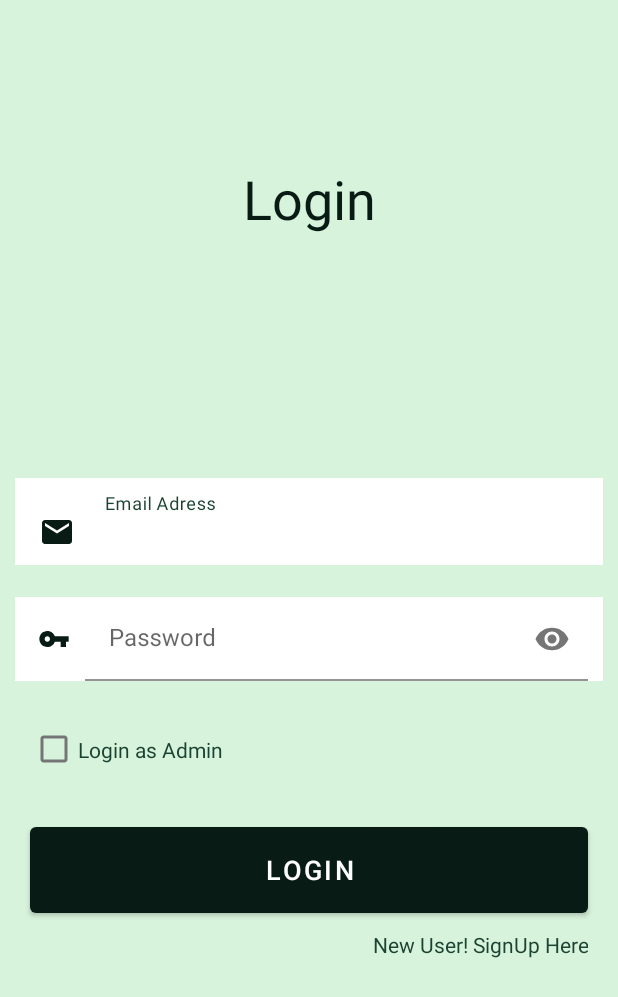
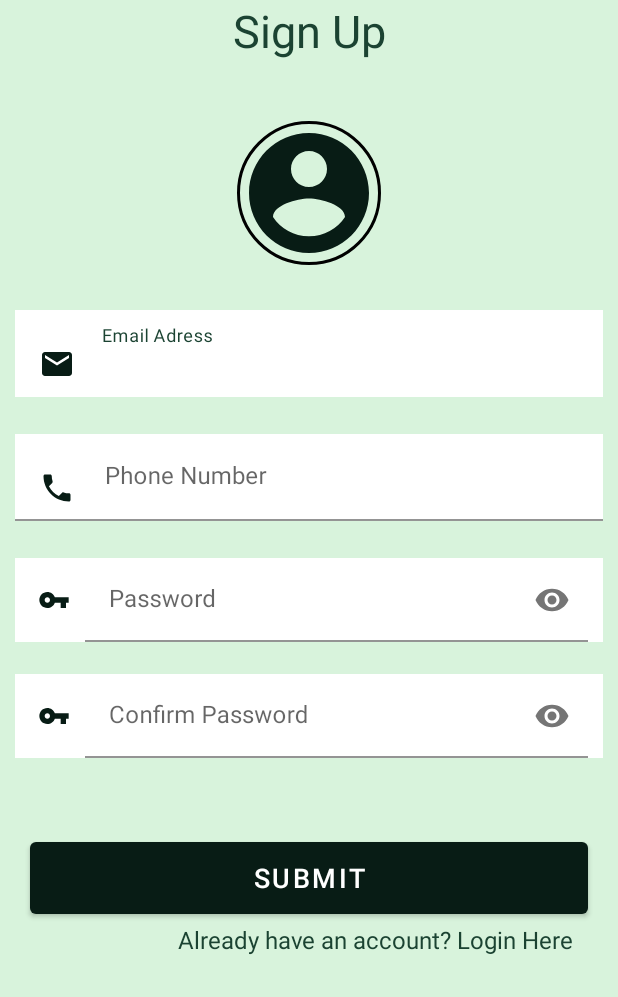
Before and after one commit to Rajath2000/InFarmio, an Android app: the screen it shows after launch (Login before the commit, Signup after it), on a phone screen of 412 x 824 dp. Shown: the top 997 px of the screen. Run offline under Robolectric (Android 15) with nearby library versions, the light colour scheme and no system bars; our stand-ins replace CircleImageView.

Commit message:
change manifest

```diff
--- a/app/build.gradle
+++ b/app/build.gradle
@@ -38,5 +38,8 @@ dependencies {
     androidTestImplementation 'androidx.test.espresso:espresso-core:3.3.0'
 
     //Button Dependency
-    compile 'com.github.ksoichiro:richbuttons:0.1.1@aar'
+    implementation 'com.github.ksoichiro:richbuttons:0.1.1@aar'
+
+    //Rounded image
+    implementation 'de.hdodenhof:circleimageview:3.1.0'
 }
--- a/app/src/main/AndroidManifest.xml
+++ b/app/src/main/AndroidManifest.xml
@@ -9,10 +9,10 @@
         android:roundIcon="@mipmap/ic_launcher_round"
         android:supportsRtl="true"
         android:theme="@style/Theme.InFarmio">
+        <activity android:name=".MainActivity"></activity>
+        <activity android:name=".Login"></activity>
 
-
-            <activity android:name=".MainActivity"> </activity>
-                <activity android:name=".Login">
+        <activity android:name=".Signup">
             <intent-filter>
                 <action android:name="android.intent.action.MAIN" />
 
--- /dev/null
+++ b/app/src/main/java/com/example/infarmio/Signup.java
@@ -0,0 +1,14 @@
+package com.example.infarmio;
+
+import androidx.appcompat.app.AppCompatActivity;
+
+import android.os.Bundle;
+
+public class Signup extends AppCompatActivity {
+
+    @Override
+    protected void onCreate(Bundle savedInstanceState) {
+        super.onCreate(savedInstanceState);
+        setContentView(R.layout.activity_signup);
+    }
+}
--- /dev/null
+++ b/app/src/main/res/drawable/ic_baseline_account_circle_24.xml
@@ -0,0 +1,5 @@
+<vector android:height="64dp" android:tint="#081C15"
+    android:viewportHeight="24" android:viewportWidth="24"
+    android:width="64dp" xmlns:android="http://schemas.android.com/apk/res/android">
+    <path android:fillColor="@android:color/white" android:pathData="M12,2C6.48,2 2,6.48 2,12s4.48,10 10,10 10,-4.48 10,-10S17.52,2 12,2zM12,5c1.66,0 3,1.34 3,3s-1.34,3 -3,3 -3,-1.34 -3,-3 1.34,-3 3,-3zM12,19.2c-2.5,0 -4.71,-1.28 -6,-3.22 0.03,-1.99 4,-3.08 6,-3.08 1.99,0 5.97,1.09 6,3.08 -1.29,1.94 -3.5,3.22 -6,3.22z"/>
+</vector>
--- /dev/null
+++ b/app/src/main/res/drawable/ic_baseline_phone_24.xml
@@ -0,0 +1,5 @@
+<vector android:height="24dp" android:tint="#081C15"
+    android:viewportHeight="24" android:viewportWidth="24"
+    android:width="24dp" xmlns:android="http://schemas.android.com/apk/res/android">
+    <path android:fillColor="@android:color/white" android:pathData="M6.62,10.79c1.44,2.83 3.76,5.14 6.59,6.59l2.2,-2.2c0.27,-0.27 0.67,-0.36 1.02,-0.24 1.12,0.37 2.33,0.57 3.57,0.57 0.55,0 1,0.45 1,1V20c0,0.55 -0.45,1 -1,1 -9.39,0 -17,-7.61 -17,-17 0,-0.55 0.45,-1 1,-1h3.5c0.55,0 1,0.45 1,1 0,1.25 0.2,2.45 0.57,3.57 0.11,0.35 0.03,0.74 -0.25,1.02l-2.2,2.2z"/>
+</vector>
--- a/app/src/main/res/layout/activity_login.xml
+++ b/app/src/main/res/layout/activity_login.xml
@@ -141,7 +141,7 @@
                 app:backgroundTint="#081C15" />
 
             <TextView
-                android:id="@+id/textView2"
+                android:id="@+id/Login_redirecttosignup"
                 android:layout_width="match_parent"
                 android:layout_height="wrap_content"
                 android:layout_marginStart="20dp"
--- /dev/null
+++ b/app/src/main/res/layout/activity_signup.xml
@@ -0,0 +1,208 @@
+<?xml version="1.0" encoding="utf-8"?>
+<LinearLayout xmlns:android="http://schemas.android.com/apk/res/android"
+    xmlns:app="http://schemas.android.com/apk/res-auto"
+    xmlns:tools="http://schemas.android.com/tools"
+    android:layout_width="match_parent"
+    android:layout_height="match_parent"
+    android:background="@color/light_green"
+    android:orientation="vertical"
+    android:weightSum="100"
+    tools:context=".Signup">
+
+    <TextView
+        android:id="@+id/Signup_label"
+        android:layout_width="match_parent"
+        android:layout_height="wrap_content"
+        android:layout_marginBottom="10dp"
+        android:gravity="center"
+        android:text="Sign Up"
+        android:textColor="@color/text_color"
+        android:textSize="30sp" />
+
+    <LinearLayout
+        android:layout_width="match_parent"
+        android:layout_height="match_parent"
+        android:layout_weight="95"
+        android:gravity="center_horizontal"
+        android:orientation="vertical"
+        android:weightSum="100">
+
+        <de.hdodenhof.circleimageview.CircleImageView
+            android:id="@+id/profile_image"
+            android:layout_width="96dp"
+            android:layout_height="96dp"
+            android:layout_margin="30dp"
+            android:src="@drawable/ic_baseline_account_circle_24"
+            app:civ_border_color="#FF000000"
+            app:civ_border_width="2dp" />
+
+        <com.google.android.material.textfield.TextInputLayout
+            android:layout_width="match_parent"
+            android:layout_height="wrap_content"
+            android:layout_marginStart="10dp"
+            android:layout_marginLeft="10dp"
+            android:layout_marginEnd="10dp"
+            android:layout_marginRight="10dp"
+            android:layout_weight="10"
+            app:boxBackgroundColor="#FFFFFF"
+            app:boxStrokeColor="#FFFFFF"
+            app:hintTextColor="#1B4332">
+
+            <com.google.android.material.textfield.TextInputEditText
+                android:id="@+id/Signup_email"
+                android:layout_width="match_parent"
+                android:layout_height="wrap_content"
+                android:background="#FFFFFF"
+                android:drawableLeft="@drawable/ic_baseline_email_24"
+                android:drawablePadding="18dp"
+                android:hint="Email Adress"
+                android:inputType="textEmailAddress"
+                android:textColorHint="#FFFFFF" />
+        </com.google.android.material.textfield.TextInputLayout>
+
+        <com.google.android.material.textfield.TextInputLayout
+            android:layout_width="match_parent"
+            android:layout_height="wrap_content"
+            android:layout_marginStart="10dp"
+            android:layout_marginLeft="10dp"
+            android:layout_marginEnd="10dp"
+            android:layout_marginRight="10dp"
+            android:layout_weight="10"
+            app:boxBackgroundColor="#FFFFFF"
+            app:boxStrokeColor="#FFFFFF"
+            app:hintTextColor="#1B4332">
+
+            <com.google.android.material.textfield.TextInputEditText
+                android:id="@+id/Signup_phone"
+                android:layout_width="match_parent"
+                android:layout_height="wrap_content"
+                android:background="#FFFFFF"
+                android:drawableLeft="@drawable/ic_baseline_phone_24"
+                android:drawablePadding="20dp"
+                android:hint="Phone Number"
+                android:inputType="phone"
+                android:textColorHint="#FFFFFF" />
+        </com.google.android.material.textfield.TextInputLayout>
+
+        <LinearLayout
+            android:layout_width="match_parent"
+            android:layout_height="wrap_content"
+            android:layout_marginStart="10dp"
+            android:layout_marginLeft="10dp"
+            android:layout_marginEnd="10dp"
+            android:layout_marginRight="10dp"
+            android:background="#FFFFFF"
+            android:orientation="horizontal"
+            android:weightSum="100">
+
+            <ImageView
+                android:layout_width="wrap_content"
+                android:layout_height="match_parent"
+                android:layout_marginStart="15dp"
+                android:layout_marginLeft="15dp"
+                android:layout_weight="20"
+                app:srcCompat="@drawable/ic_baseline_vpn_key_24"
+                tools:ignore="VectorDrawableCompat" />
+
+            <com.google.android.material.textfield.TextInputLayout
+                android:layout_width="match_parent"
+                android:layout_height="wrap_content"
+                android:layout_marginStart="10dp"
+                android:layout_marginLeft="10dp"
+                android:layout_marginEnd="10dp"
+                android:layout_marginRight="10dp"
+                android:layout_weight="80"
+                app:boxBackgroundColor="#FFFFFF"
+                app:boxStrokeColor="#FFFFFF"
+                app:hintTextColor="#1B4332"
+                app:passwordToggleEnabled="true">
+
+                <com.google.android.material.textfield.TextInputEditText
+                    android:id="@+id/Signup_password"
+                    android:layout_width="match_parent"
+                    android:layout_height="match_parent"
+                    android:layout_weight="80"
+                    android:background="#FFFFFF"
+                    android:hint="Password"
+                    android:inputType="textPassword"
+                    android:password="false" />
+
+            </com.google.android.material.textfield.TextInputLayout>
+        </LinearLayout>
+
+        <LinearLayout
+            android:layout_width="match_parent"
+            android:layout_height="wrap_content"
+            android:layout_marginStart="10dp"
+            android:layout_marginLeft="10dp"
+            android:layout_marginTop="21dp"
+            android:layout_marginEnd="10dp"
+            android:layout_marginRight="10dp"
+            android:background="#FFFFFF"
+            android:orientation="horizontal"
+            android:weightSum="100">
+
+            <ImageView
+                android:layout_width="wrap_content"
+                android:layout_height="match_parent"
+                android:layout_marginStart="15dp"
+                android:layout_marginLeft="15dp"
+                android:layout_weight="20"
+                app:srcCompat="@drawable/ic_baseline_vpn_key_24"
+                tools:ignore="VectorDrawableCompat" />
+
+            <com.google.android.material.textfield.TextInputLayout
+                android:layout_width="match_parent"
+                android:layout_height="wrap_content"
+                android:layout_marginStart="10dp"
+                android:layout_marginLeft="10dp"
+                android:layout_marginEnd="10dp"
+                android:layout_marginRight="10dp"
+                android:layout_weight="80"
+                app:boxBackgroundColor="#FFFFFF"
+                app:boxStrokeColor="#FFFFFF"
+                app:hintTextColor="#1B4332"
+                app:passwordToggleEnabled="true">
+
+                <com.google.android.material.textfield.TextInputEditText
+                    android:id="@+id/Signup_confirmpassword"
+                    android:layout_width="match_parent"
+                    android:layout_height="match_parent"
+                    android:layout_weight="80"
+                    android:background="#FFFFFF"
+                    android:hint="Confirm Password"
+                    android:inputType="textPassword"
+                    android:password="false" />
+
+            </com.google.android.material.textfield.TextInputLayout>
+        </LinearLayout>
+
+        <Button
+            android:id="@+id/SignUp_button"
+            style="@style/RbButton.Blue"
+            android:layout_width="match_parent"
+            android:layout_height="wrap_content"
+            android:layout_marginStart="20dp"
+            android:layout_marginLeft="20dp"
+            android:layout_marginTop="50dp"
+            android:layout_marginEnd="20dp"
+            android:layout_marginRight="20dp"
+            android:layout_weight="5"
+            android:text="Submit"
+            android:textColor="#FFFFFF"
+            android:textSize="18sp"
+            app:backgroundTint="#081C15" />
+
+        <TextView
+            android:id="@+id/Signup_reditecttologin"
+            android:layout_width="match_parent"
+            android:layout_height="wrap_content"
+            android:layout_marginEnd="20dp"
+            android:layout_marginRight="20dp"
+            android:gravity="end"
+            android:text="Already have an account? Login Here"
+            android:textColor="@color/text_color"
+            android:textSize="16sp" />
+
+    </LinearLayout>
+</LinearLayout>
```
Also changed, not shown: app/src/main/res/drawable/rajath.jpg (added).
